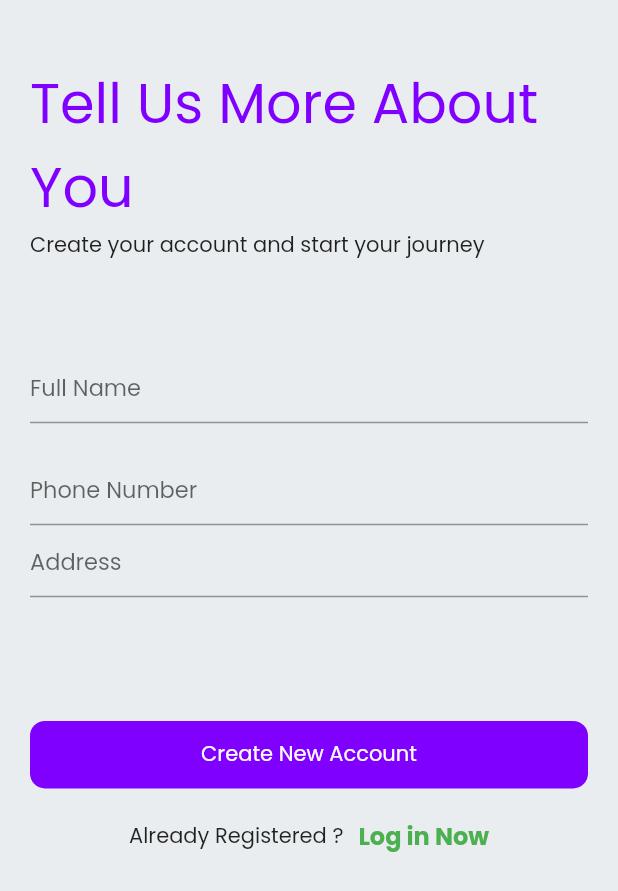
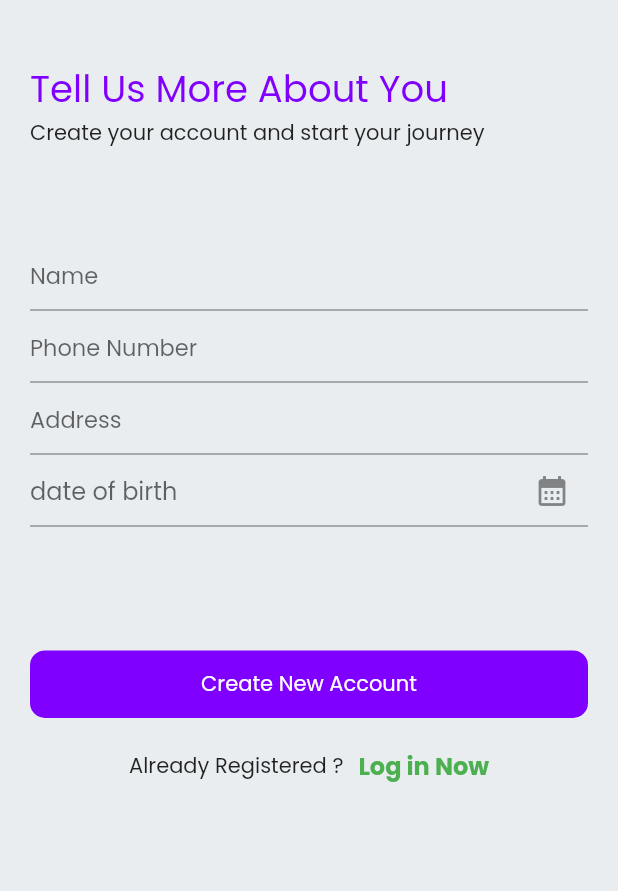
Before and after one commit to mahmudulri/my_ecom_firebase, a Flutter app: the screen it shows after launch, on a phone screen of 412 x 824 dp. Shown: the top 891 px of the screen. Run offline on Flutter 3.47's test engine with Material 2 defaults, Android fonts, the phone set to English and light mode, and no system bars; our stand-ins replace dots_indicator, firebase_auth, firebase_core, fluttertoast, get, get_storage and 2 more; accounts and stored records are empty.

Commit message:
added user form

```diff
--- a/lib/helper/auth_helper.dart
+++ b/lib/helper/auth_helper.dart
@@ -57,7 +57,7 @@ class AuthHelper {
 
       if (authCredential!.uid.isNotEmpty) {
         Navigator.push(
-            context, CupertinoPageRoute(builder: (_) => SignUpScreen()));
+            context, CupertinoPageRoute(builder: (_) => SignUpScreen2()));
       } else {
         print("Sign up failed");
       }
--- a/lib/main.dart
+++ b/lib/main.dart
@@ -4,6 +4,7 @@ import 'package:get/get.dart';
 import 'package:get_storage/get_storage.dart';
 import 'package:my_ecom_firebase/const/app_colors.dart';
 import 'package:my_ecom_firebase/ui/route/route.dart';
+import 'package:my_ecom_firebase/views/authpages/sign_up_screen.dart';
 import 'package:my_ecom_firebase/views/authpages/user_form.dart';
 import 'package:my_ecom_firebase/views/homepage.dart';
 import 'package:my_ecom_firebase/views/sign_in.dart';
--- a/lib/views/authpages/sign_up_screen.dart
+++ b/lib/views/authpages/sign_up_screen.dart
@@ -21,6 +21,7 @@ class SignUpScreen extends StatelessWidget {
           left: 20,
           right: 20,
         ),
+        child: SingleChildScrollView(
           child: Column(
             crossAxisAlignment: CrossAxisAlignment.start,
             children: [
@@ -87,6 +88,7 @@ class SignUpScreen extends StatelessWidget {
             ],
           ),
         ),
+      ),
     ));
   }
 }
--- a/lib/views/authpages/user_form.dart
+++ b/lib/views/authpages/user_form.dart
@@ -9,6 +9,23 @@ import 'package:my_ecom_firebase/ui/widgets/violetButton.dart';
 class UserForm extends StatelessWidget {
   TextEditingController _nameController = TextEditingController();
   TextEditingController _phoneController = TextEditingController();
+  TextEditingController _addressController = TextEditingController();
+
+  Rx<TextEditingController> _dobController = TextEditingController().obs;
+  Rx<DateTime> selectedDate = DateTime.now().obs;
+
+  _selectDate(BuildContext context) async {
+    final selected = await showDatePicker(
+        context: context,
+        initialDate: selectedDate.value,
+        firstDate: DateTime(2000),
+        lastDate: DateTime(2300));
+
+    if (selected != null && selected != selectedDate) {
+      _dobController.value.text =
+          "${selected.day} - ${selected.month}-${selected.year}";
+    }
+  }
 
   @override
   Widget build(BuildContext context) {
@@ -21,6 +38,7 @@ class UserForm extends StatelessWidget {
           left: 20,
           right: 20,
         ),
+        child: SingleChildScrollView(
           child: Column(
             crossAxisAlignment: CrossAxisAlignment.start,
             children: [
@@ -31,28 +49,28 @@ class UserForm extends StatelessWidget {
                 "Tell Us More About You",
                 style: TextStyle(
                   color: Color(0xff8000FF),
-                fontSize: screenWidth * 0.090,
+                  fontSize: screenWidth * 0.060,
                 ),
               ),
               Text("Create your account and start your journey"),
               SizedBox(
                 height: 60,
               ),
-            TextFormField(
-              controller: _nameController,
-              decoration: AppStyles().textFieldDecoration("Full Name"),
-            ),
-            SizedBox(
-              height: 20,
-            ),
-            TextFormField(
-              controller: _phoneController,
-              decoration: AppStyles().textFieldDecoration("Phone Number"),
-            ),
-            TextFormField(
-              controller: _nameController,
-              decoration: AppStyles().textFieldDecoration("Address"),
-            ),
+              mytextfield(_nameController, TextInputType.text, "Name"),
+              mytextfield(
+                  _phoneController, TextInputType.number, "Phone Number"),
+              mytextfield(_addressController, TextInputType.text, "Address"),
+              Obx(() => TextFormField(
+                    controller: _dobController.value,
+                    readOnly: true,
+                    decoration: InputDecoration(
+                        hintText: "date of birth",
+                        suffixIcon: IconButton(
+                            onPressed: () => _selectDate(context),
+                            icon: Icon(
+                              Icons.calendar_month,
+                            ))),
+                  )),
               SizedBox(
                 height: screenHeight * 0.100,
               ),
@@ -84,6 +102,15 @@ class UserForm extends StatelessWidget {
             ],
           ),
         ),
+      ),
     ));
   }
+
+  Widget mytextfield(controller, inputType, hint) {
+    return TextFormField(
+      controller: controller,
+      keyboardType: inputType,
+      decoration: AppStyles().textFieldDecoration(hint),
+    );
   }
+}
--- a/lib/views/sign_in.dart
+++ b/lib/views/sign_in.dart
@@ -131,7 +131,7 @@ class SignInScreen extends StatelessWidget {
                 ),
                 InkWell(
                   onTap: () {
-                    Get.to(SignUpScreen());
+                    Get.to(SignUpScreen2());
                   },
                   child: Text(
                     "Sign Up now",
--- a/lib/views/sign_up.dart
+++ b/lib/views/sign_up.dart
@@ -3,7 +3,7 @@ import 'package:get/get.dart';
 import 'package:my_ecom_firebase/helper/auth_helper.dart';
 import 'package:my_ecom_firebase/views/sign_in.dart';
 
-class SignUpScreen extends StatelessWidget {
+class SignUpScreen2 extends StatelessWidget {
   TextEditingController _email = TextEditingController();
   TextEditingController _passWord = TextEditingController();
 
@@ -23,7 +23,7 @@ class SignUpScreen extends StatelessWidget {
           ),
         ),
       ),
-      body: Center(
+      body: SingleChildScrollView(
         child: Column(
           mainAxisAlignment: MainAxisAlignment.center,
           children: [
```
Lines whose indentation alone changed are shown as unchanged.
